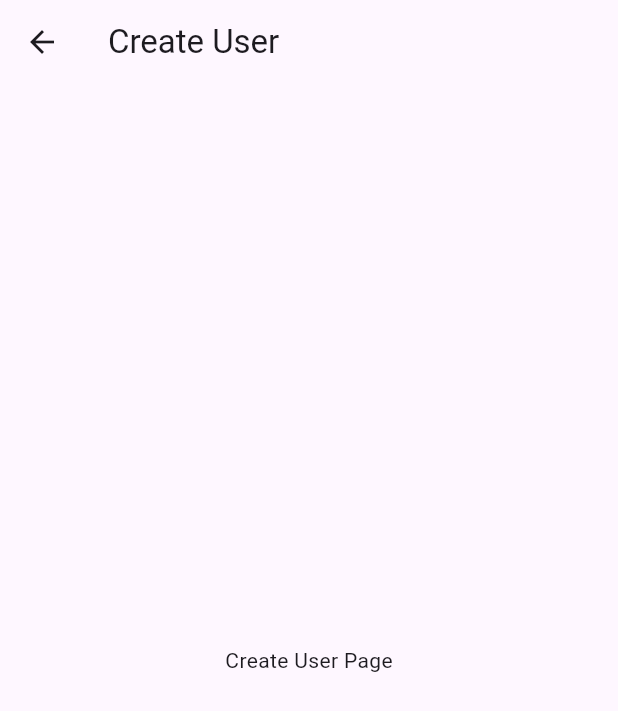
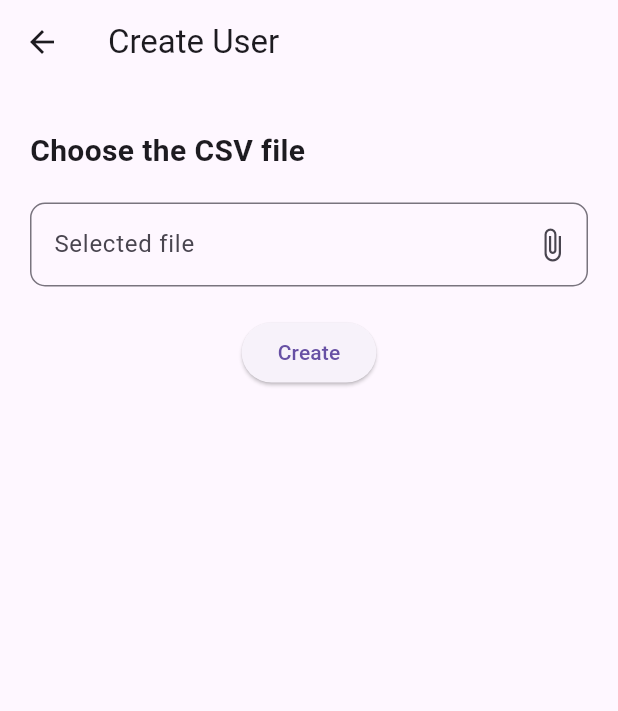
Before and after one commit to 21ita28/project, a Flutter app: the SuperAdminHomePage screen opened directly, in the side drawer, after a tap on "Create Users", on a phone screen of 412 x 824 dp. Shown: the top 711 px of the screen. Run offline on Flutter 3.47's test engine with Material 3 defaults, Android fonts, the phone set to English and light mode, and no system bars; our stand-ins replace file_picker.

Commit message:
eight commit

```diff
--- /dev/null
+++ b/lib/createuser.dart
@@ -0,0 +1,114 @@
+import 'package:college/main.dart';
+import 'package:college/superadmin.dart';
+import 'package:flutter/material.dart';
+import 'package:file_picker/file_picker.dart';
+
+class Createuser extends StatefulWidget {
+  const Createuser({Key? key}) : super(key: key);
+
+  @override
+  State<Createuser> createState() => _CreateuserState();
+}
+
+class _CreateuserState extends State<Createuser> {
+  final TextEditingController _fileController = TextEditingController();
+  final _formKey = GlobalKey<FormState>();
+  String? _selectedFilePath;  // To store the selected CSV file path
+
+  // Function to pick a CSV file
+  Future<void> _pickFile() async {
+    FilePickerResult? result = await FilePicker.platform.pickFiles(
+      type: FileType.custom,
+      allowedExtensions: ['csv'],  // Restrict to CSV files only
+    );
+
+    if (result != null && result.files.isNotEmpty) {
+      setState(() {
+        _selectedFilePath = result.files.first.path;
+        _fileController.text = _selectedFilePath!.split('/').last;  // Display file name in the text field
+      });
+    } else {
+      // User canceled the picker
+      setState(() {
+        _selectedFilePath = null;
+      });
+    }
+  }
+
+  @override
+  Widget build(BuildContext context) {
+    return Scaffold(
+      appBar: AppBar(
+        leading: IconButton(
+          icon: const Icon(Icons.arrow_back),
+          onPressed: () {
+            // Navigate to the previous page
+            Navigator.pushReplacement(
+                context, MaterialPageRoute(builder: (context) => SuperAdmin()));
+          },
+        ),
+        title: const Text("Create User"),
+      ),
+      body: Padding(
+        padding: const EdgeInsets.symmetric(horizontal: 20.0),
+        child: Form(
+          key: _formKey,
+          child: Column(
+            crossAxisAlignment: CrossAxisAlignment.start,
+            children: [
+              const SizedBox(height: 30),
+              const Text(
+                "Choose the CSV file",
+                style: TextStyle(fontSize: 20, fontWeight: FontWeight.bold),
+              ),
+              const SizedBox(height: 20),
+              TextFormField(
+                controller: _fileController,
+                readOnly: true,  // Prevent manual input, allow file selection only
+                decoration: InputDecoration(
+                  labelText: 'Selected file',
+                  border: OutlineInputBorder(
+                    borderRadius: BorderRadius.circular(10),
+                  ),
+                  suffixIcon: IconButton(
+                    icon: const Icon(Icons.attach_file),
+                    onPressed: _pickFile,  // Open file picker on click
+                  ),
+                ),
+                validator: (value) {
+                  if (_selectedFilePath == null || value!.isEmpty) {
+                    return 'Please choose a valid CSV file';
+                  }
+                  return null;
+                },
+              ),
+              const SizedBox(height: 20),
+              Center(
+                child: ElevatedButton(
+                  onPressed: () {
+                    if (_formKey.currentState!.validate()) {
+                      // Proceed with user creation using the selected CSV file
+
+                      ScaffoldMessenger.of(context).showSnackBar(
+                        const SnackBar(
+                          content: Text('The User has been Created'),
+                        ),
+                      );
+
+                      // Navigate back to SuperAdmin page
+                      Navigator.pushReplacement(
+                        context,
+                        MaterialPageRoute(builder: (context) => SuperAdmin()),
+                      );
+                    }
+                  },
+                  child: const Text("Create"),
+                ),
+              ),
+            ],
+          ),
+        ),
+      ),
+    );
+  }
+}
--- a/lib/main.dart
+++ b/lib/main.dart
@@ -1,4 +1,5 @@
 import 'package:college/admin/adminpage.dart';
+import 'package:college/forgotpassword.dart';
 import 'package:college/incharge/incharge.dart';
 import 'package:college/superadmin.dart';
 import 'package:college/userpage.dart';
@@ -157,6 +158,7 @@ class _LoginPageState extends State<LoginPage> {
             SizedBox(height: 20.0),
             GestureDetector(
               onTap: () {
+                Navigator.pushReplacement(context, MaterialPageRoute(builder:(context)=>Forgotpassword()));
                 // Logic to handle 'Forgot Password' action
               },
               child: Text(
--- a/lib/superadmin.dart
+++ b/lib/superadmin.dart
@@ -1,4 +1,6 @@
 import 'package:college/changepasswordapp.dart';
+import 'package:college/createuser.dart';
+import 'package:college/deleteuser.dart';
 import 'package:college/main.dart';
 import 'package:college/superadminreport.dart';
 import 'package:flutter/material.dart';
@@ -49,7 +51,7 @@ class _SuperAdminHomePageState extends State<SuperAdminHomePage> {
               title: Text('Create Users'),
               onTap: () {
                 Navigator.pushReplacement(context,
-                    MaterialPageRoute(builder: (context) => CreateUserPage()));
+                    MaterialPageRoute(builder: (context) => Createuser()));
               },
             ),
             ListTile(
@@ -57,7 +59,7 @@ class _SuperAdminHomePageState extends State<SuperAdminHomePage> {
               title: Text('Delete Users'),
               onTap: () {
                 Navigator.pushReplacement(context,
-                    MaterialPageRoute(builder: (context) => DeleteUserPage()));
+                    MaterialPageRoute(builder: (context) => Deleteuser()));
               },
             ),
             ListTile(
@@ -172,34 +174,7 @@ class _DepartmentPageState extends State<DepartmentPage> {
 }
 
 // Example Create User Page
-class CreateUserPage extends StatelessWidget {
-  @override
-  Widget build(BuildContext context) {
-    return Scaffold(
-      appBar: AppBar(
-        title: Text('Create User'),
-      ),
-      body: Center(
-        child: Text('Create User Page'),
-      ),
-    );
-  }
-}
 
-// Example Delete User Page
-class DeleteUserPage extends StatelessWidget {
-  @override
-  Widget build(BuildContext context) {
-    return Scaffold(
-      appBar: AppBar(
-        title: Text('Delete User'),
-      ),
-      body: Center(
-        child: Text('Delete User Page'),
-      ),
-    );
-  }
-}
 
 // Example Report Page
 
--- a/pubspec.yaml
+++ b/pubspec.yaml
@@ -31,6 +31,7 @@ dependencies:
   flutter:
     sdk: flutter
   intl: ^0.17.0
+  file_picker: ^5.2.2
 
 
   # The following adds the Cupertino Icons font to your application.
```
Also changed, not shown: lib/deleteuser.dart (added, +92 -0 lines), lib/forgotpassword.dart (added, +98 -0 lines), pubspec.lock.
